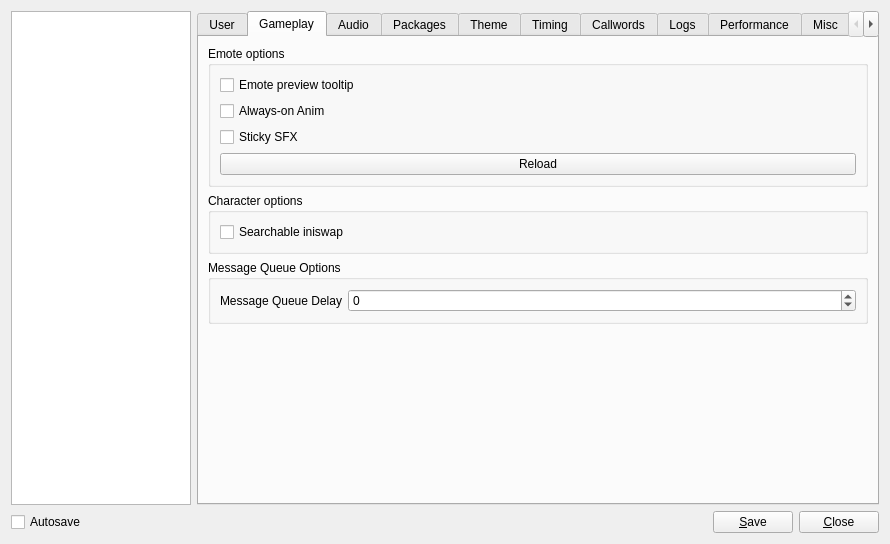
NyanOnline/DRO-Client-Fork, file res/ui/config_panel.ui: the form before one commit.
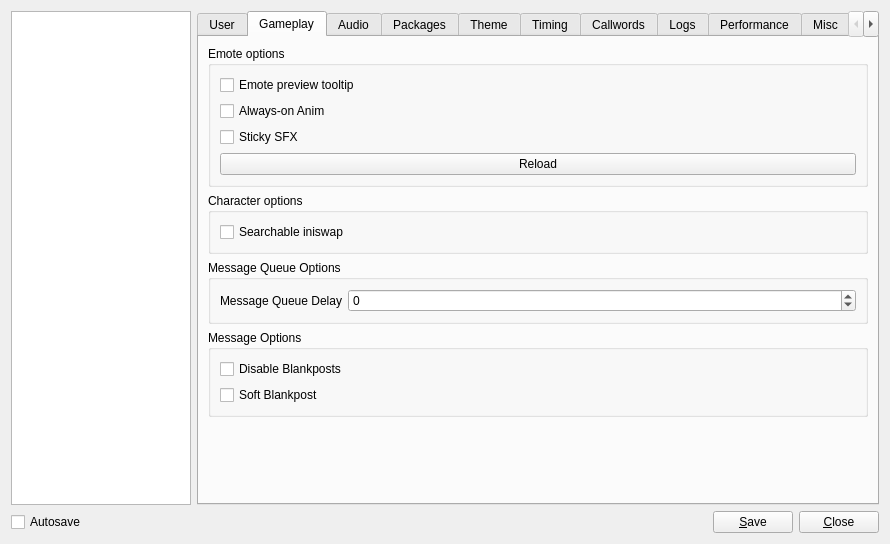
The form after the commit.

Commit message:
Add optional blankpost and soft blankpost checkboxs in client settings.
Added a blankpost toggle
Added a softblank poster toggle if u press 3 times it will trigger a blankpost
all off by default

The edit to the form file:
```diff
--- a/res/ui/config_panel.ui
+++ b/res/ui/config_panel.ui
@@ -250,6 +250,35 @@
           </widget>
          </item>
          <item row="3" column="0">
+          <widget class="QGroupBox" name="groupBox_blankpost">
+           <property name="title">
+            <string>Message Options</string>
+           </property>
+           <layout class="QVBoxLayout" name="verticalLayout_blankpost">
+            <item>
+             <widget class="QCheckBox" name="disable_blankpost">
+              <property name="toolTip">
+               <string>Disable blank messages entirely.</string>
+              </property>
+              <property name="text">
+               <string>Disable Blankposts</string>
+              </property>
+             </widget>
+            </item>
+            <item>
+             <widget class="QCheckBox" name="soft_blankpost">
+              <property name="toolTip">
+               <string>Check this box if you want to keep blank messages enabled but want to prevent accidental ones, blankposts will only fire after you press enter 3 times on a blank message.</string>
+              </property>
+              <property name="text">
+               <string>Soft Blankpost</string>
+              </property>
+             </widget>
+            </item>
+           </layout>
+          </widget>
+         </item>
+         <item row="4" column="0">
           <spacer name="verticalSpacer_5">
            <property name="orientation">
             <enum>Qt::Orientation::Vertical</enum>
```
The commit also changes 8 other files.
